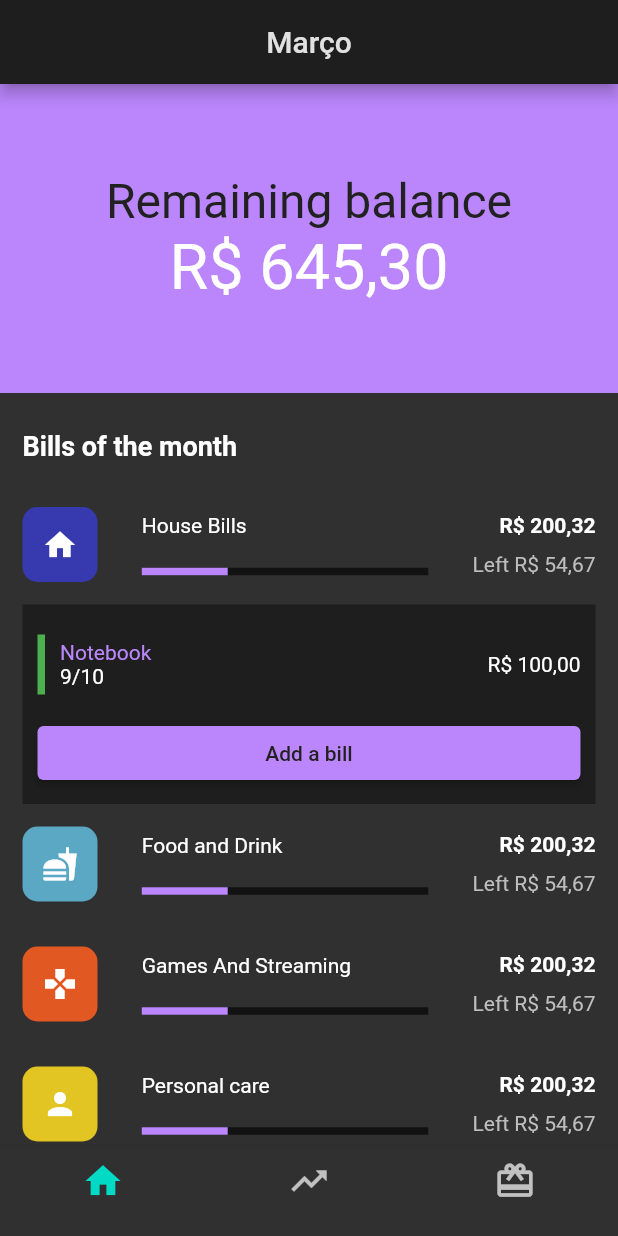
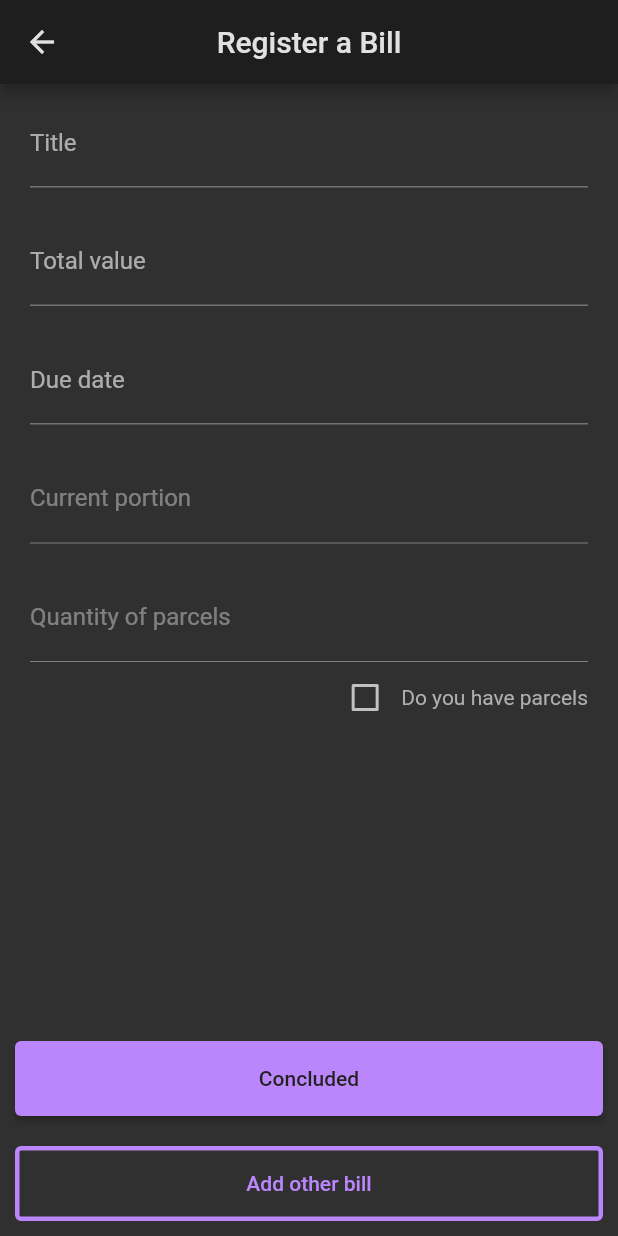
Before and after one commit to wRiqie/financial_control_app, a Flutter app: the screen it shows after launch, after a tap on "House Bills", after a tap on "Add a bill", on a phone screen of 412 x 824 dp. Run offline on Flutter 3.47's test engine with Material 2 defaults, Android fonts, the light colour scheme and no system bars; our stand-ins replace get.

Commit message:
feat: :sparkles: register bill

```diff
--- a/lib/app/core/theme/dark/dark_theme.dart
+++ b/lib/app/core/theme/dark/dark_theme.dart
@@ -3,4 +3,7 @@ import 'package:flutter/material.dart';
 
 final ThemeData darkTheme = ThemeData(
   colorScheme: darkColorScheme,
+  appBarTheme: const AppBarTheme(
+    centerTitle: true,
+  ),
 );
--- a/lib/app/core/utils/helpers.dart
+++ b/lib/app/core/utils/helpers.dart
@@ -1,4 +1,5 @@
 import 'package:flutter/material.dart';
+import 'package:flutter/services.dart';
 import 'package:intl/intl.dart';
 
 class AppHelpers {
@@ -46,4 +47,41 @@ class AppHelpers {
         return 'Others';
     }
   }
+
+  static Color billStatusResolver(int status) {
+    switch (status) {
+      case 0:
+        return Colors.red;
+      case 1:
+        return Colors.yellow;
+      case 2:
+        return Colors.green;
+      default:
+        return Colors.green;
+    }
+  }
+
+  static String formatDateBR(DateTime date) {
+    return DateFormat('dd/MM/yyyy').format(date);
+  }
 }
+
+class CurrencyInputFormatter extends TextInputFormatter {
+  @override
+  TextEditingValue formatEditUpdate(
+      TextEditingValue oldValue, TextEditingValue newValue) {
+    if (newValue.selection.baseOffset == 0) {
+      return newValue;
+    }
+
+    double value = double.parse(newValue.text);
+
+    final formatter = NumberFormat.simpleCurrency(locale: "pt_Br");
+
+    String newText = formatter.format(value / 100);
+
+    return newValue.copyWith(
+        text: newText,
+        selection: TextSelection.collapsed(offset: newText.length));
+  }
+}
--- a/lib/app/data/enums/bill_status.dart
+++ b/lib/app/data/enums/bill_status.dart
@@ -1,5 +1,5 @@
 enum BillStatus {
+  overdue,
   pendent,
   paid,
-  overdue,
 }
--- a/lib/app/data/models/bill.dart
+++ b/lib/app/data/models/bill.dart
@@ -1,14 +1,16 @@
 class Bill {
   late String id;
+  late int categoryId;
   late String title;
   late double value;
   int? portion;
   int? maxPortion;
-  late DateTime dueDate;
+  late int dueDate;
   late int status;
 
   Bill({
     required this.id,
+    required this.categoryId,
     required this.title,
     required this.value,
     this.portion,
--- a/lib/app/modules/dashboard/dashboard_controller.dart
+++ b/lib/app/modules/dashboard/dashboard_controller.dart
@@ -6,7 +6,6 @@ class DashboardController extends GetxController {
   final pages = [
     const HomePage(),
     const HomePage(),
-    const HomePage(),
   ];
 
   changePage(int i) {
--- a/lib/app/modules/dashboard/dashboard_page.dart
+++ b/lib/app/modules/dashboard/dashboard_page.dart
@@ -19,8 +19,6 @@ class DashboardPage extends GetView<DashboardController> {
                 icon: Icon(Icons.home, size: 28,), label: '', tooltip: 'Home'),
             BottomNavigationBarItem(
                 icon: Icon(Icons.trending_up, size: 28,), label: '', tooltip: 'Statistics'),
-            BottomNavigationBarItem(
-                icon: Icon(Icons.card_giftcard, size: 28,), label: '', tooltip: 'Avatars'),
           ],
         ),
       ),
--- a/lib/app/modules/home/home_controller.dart
+++ b/lib/app/modules/home/home_controller.dart
@@ -1,17 +1,56 @@
 import 'package:financial_control_app/app/core/theme/dark/dark_colors.dart';
 import 'package:financial_control_app/app/data/models/category.dart';
+import 'package:financial_control_app/app/routes/pages.dart';
 import 'package:flutter/material.dart';
 import 'package:get/get.dart';
 
 class HomeController extends GetxController {
   final remainingBalance = 645.30;
+  DateTime selectedDate = DateTime.now();
   List<Category> categories = [
-    Category(id: 1, color: DarkColors.homeColor, icon: Icons.home,),
-    Category(id: 2, color: DarkColors.foodDrinkColor, icon: Icons.fastfood,),
-    Category(id: 3, color: DarkColors.gamesColor, icon: Icons.games,),
-    Category(id: 4, color: DarkColors.personalColor, icon: Icons.person,),
-    Category(id: 5, color: DarkColors.othersColor, icon: Icons.dashboard,),
+    Category(
+      id: 1,
+      color: DarkColors.homeColor,
+      icon: Icons.home,
+    ),
+    Category(
+      id: 2,
+      color: DarkColors.foodDrinkColor,
+      icon: Icons.fastfood,
+    ),
+    Category(
+      id: 3,
+      color: DarkColors.gamesColor,
+      icon: Icons.games,
+    ),
+    Category(
+      id: 4,
+      color: DarkColors.personalColor,
+      icon: Icons.person,
+    ),
+    Category(
+      id: 5,
+      color: DarkColors.othersColor,
+      icon: Icons.dashboard,
+    ),
   ];
 
+  swapDate(BuildContext context) async {
+    var date = await showDatePicker(
+      context: context,
+      initialDate: selectedDate,
+      firstDate: DateTime.now().subtract(const Duration(days: 152)),
+      lastDate: DateTime.now(),
+      initialEntryMode: DatePickerEntryMode.calendarOnly,
+    );
 
+    if(date != null) {
+      selectedDate = date;
+      update();
+    }
+  }
+
+  addBill(int categoryId) async {
+    Get.toNamed(Routes.registerBill, arguments: {'categoryId': categoryId});
+  }
 }
--- a/lib/app/modules/home/home_page.dart
+++ b/lib/app/modules/home/home_page.dart
@@ -14,9 +14,13 @@ class HomePage extends GetView<HomeController> {
     return GetBuilder<HomeController>(
       builder: (_) => Scaffold(
         appBar: AppBar(
-          centerTitle: true,
-          title: Text(
-            AppHelpers.monthResolver(DateTime.now().month),
+          title: InkWell(
+            onTap: () {
+              controller.swapDate(context);
+            },
+            child: Text(
+                AppHelpers.monthResolver(controller.selectedDate.month) +
+                    ' - ${controller.selectedDate.year}'),
           ),
         ),
         body: SafeArea(
@@ -67,7 +71,7 @@ class HomePage extends GetView<HomeController> {
                         height: 15,
                       ),
                       ...controller.categories
-                          .map((e) => CategoryItem(category: e))
+                          .map((e) => CategoryItem(category: e, addBill: controller.addBill,))
                           .toList(),
                     ],
                   ),
--- a/lib/app/modules/home/widgets/category_item/category_item.dart
+++ b/lib/app/modules/home/widgets/category_item/category_item.dart
@@ -9,7 +9,8 @@ import 'package:get/get.dart';
 
 class CategoryItem extends StatelessWidget {
   final Category category;
-  const CategoryItem({Key? key, required this.category}) : super(key: key);
+  final Function(int categoryId) addBill;
+  const CategoryItem({Key? key, required this.category, required this.addBill}) : super(key: key);
 
   @override
   Widget build(BuildContext context) {
@@ -104,7 +105,9 @@ class CategoryItem extends StatelessWidget {
                 ),
                 ElevatedButton(
                   child: const Text('Add a bill'),
-                  onPressed: () {},
+                  onPressed: () {
+                    addBill(category.id);
+                  },
                 ),
               ],
             ),
@@ -115,7 +118,9 @@ class CategoryItem extends StatelessWidget {
   }
 
   Widget _buildBill(Bill bill) {
-    return Padding(
+    return Column(
+      children: [
+        Padding(
           padding: const EdgeInsets.symmetric(vertical: 10),
           child: Row(
             mainAxisAlignment: MainAxisAlignment.spaceBetween,
@@ -125,7 +130,7 @@ class CategoryItem extends StatelessWidget {
                   Container(
                     height: 40,
                     width: 5,
-                color: Colors.green,
+                    color: AppHelpers.billStatusResolver(bill.status),
                   ),
                   const SizedBox(
                     width: 10,
@@ -152,6 +157,9 @@ class CategoryItem extends StatelessWidget {
               ),
             ],
           ),
+        ),
+        Divider(color: Get.theme.colorScheme.onBackground,),
+      ],
     );
   }
 }
--- a/lib/app/modules/home/widgets/category_item/category_item_controller.dart
+++ b/lib/app/modules/home/widgets/category_item/category_item_controller.dart
@@ -13,8 +13,19 @@ class CategoryItemController extends GetxController {
         value: 100,
         portion: 9,
         maxPortion: 10,
-        dueDate: DateTime.now().add(const Duration(days: 20),),
+        dueDate: 19,
         status: BillStatus.pendent.index,
+        categoryId: 5
+      ),
+      Bill(
+        id: '2',
+        title: 'Carteira de motorista',
+        value: 500,
+        portion: 4,
+        maxPortion: 5,
+        dueDate: 5,
+        status: BillStatus.paid.index,
+        categoryId: 5
       ),
     ]);
   }
--- /dev/null
+++ b/lib/app/modules/register_bill/register_bill_binding.dart
@@ -0,0 +1,9 @@
+import 'package:financial_control_app/app/modules/register_bill/register_bill_controller.dart';
+import 'package:get/get.dart';
+
+class RegisterBillBinding implements Bindings {
+@override
+void dependencies() {
+  Get.lazyPut<RegisterBillController>(() => RegisterBillController());
+  }
+}
--- /dev/null
+++ b/lib/app/modules/register_bill/register_bill_controller.dart
@@ -0,0 +1,73 @@
+import 'package:financial_control_app/app/data/enums/bill_status.dart';
+import 'package:financial_control_app/app/data/models/bill.dart';
+import 'package:flutter/material.dart';
+import 'package:get/get.dart';
+import 'package:intl/intl.dart';
+import 'package:uuid/uuid.dart';
+
+class RegisterBillController extends GetxController {
+  final args = Get.arguments;
+  int categoryId = 0;
+  bool havePortions = false;
+  DateTime selectedDate = DateTime.now();
+  final uuid = const Uuid();
+
+  List<Bill> bills = [];
+
+  final formKey = GlobalKey<FormState>();
+  final titleController = TextEditingController();
+  final totalValueController = TextEditingController();
+  final dueDateController = TextEditingController();
+  final portionController = TextEditingController();
+  final maxPortionController = TextEditingController();
+
+  togglePortion(bool? value) {
+    havePortions = value ?? !havePortions;
+    update();
+  }
+
+  swapDate(BuildContext context) async {
+    var date = await showDatePicker(
+      context: context,
+      initialDate: selectedDate,
+      firstDate: DateTime.now().subtract(const Duration(days: 152)),
+      lastDate: DateTime.now(),
+      initialEntryMode: DatePickerEntryMode.calendarOnly,
+    );
+
+    if (date != null) {
+      selectedDate = date;
+      update();
+    }
+  }
+
+  addBill() {
+    if (formKey.currentState!.validate()) {
+      final doubleRegex = RegExp(r'\s+(\d+\.\d+)\s+', multiLine: true);
+      var n = doubleRegex.allMatches(totalValueController.text).map((m) => m.group(0));
+      print(n);
+      Bill bill = Bill(
+        id: uuid.v4(),
+        categoryId: categoryId,
+        title: titleController.text,
+        value: 0,
+        dueDate: int.parse(dueDateController.text),
+        status: status,
+      );
+
+      // bills.add(bill);
+    }
+  }
+
+  int get status {
+    return DateTime.now().day > int.parse(dueDateController.text)
+        ? BillStatus.overdue.index
+        : BillStatus.pendent.index;
+  }
+
+  @override
+  void onInit() {
+    super.onInit();
+    categoryId = args['categoryId'];
+  }
+}
--- /dev/null
+++ b/lib/app/modules/register_bill/register_bill_page.dart
@@ -0,0 +1,213 @@
+import 'package:financial_control_app/app/core/utils/helpers.dart';
+import 'package:financial_control_app/app/modules/register_bill/register_bill_controller.dart';
+import 'package:flutter/material.dart';
+import 'package:flutter/services.dart';
+import 'package:get/get.dart';
+
+class RegisterBillPage extends GetView<RegisterBillController> {
+  const RegisterBillPage({Key? key}) : super(key: key);
+
+  @override
+  Widget build(BuildContext context) {
+    return GetBuilder<RegisterBillController>(
+      builder: (_) => Scaffold(
+        appBar: AppBar(
+          title: const Text(
+            'Register a Bill',
+          ),
+        ),
+        bottomNavigationBar: Padding(
+          padding: const EdgeInsets.all(10),
+          child: Column(
+            mainAxisSize: MainAxisSize.min,
+            crossAxisAlignment: CrossAxisAlignment.stretch,
+            children: [
+              SizedBox(
+                height: 50,
+                child: ElevatedButton(
+                  onPressed: () {},
+                  child: const Text('Concluded'),
+                ),
+              ),
+              const SizedBox(
+                height: 20,
+              ),
+              Container(
+                color: Colors.transparent,
+                height: 50,
+                child: ElevatedButton(
+                  onPressed: controller.addBill,
+                  child: Text(
+                    'Add other bill',
+                    style: TextStyle(color: Get.theme.colorScheme.primary),
+                  ),
+                  style: ButtonStyle(
+                    side: MaterialStateProperty.all(BorderSide(
+                        width: 3, color: Get.theme.colorScheme.primary)),
+                    backgroundColor:
+                        MaterialStateProperty.all(Colors.transparent),
+                    elevation: MaterialStateProperty.all(0),
+                  ),
+                ),
+              ),
+            ],
+          ),
+        ),
+        body: SafeArea(
+          child: SingleChildScrollView(
+            child: Form(
+              key: controller.formKey,
+              child: Padding(
+                padding:
+                    const EdgeInsets.symmetric(horizontal: 20, vertical: 10),
+                child: Column(
+                  crossAxisAlignment: CrossAxisAlignment.stretch,
+                  children: [
+                    _buildTextFormField(
+                        controller: controller.titleController,
+                        keyboardType: TextInputType.name,
+                        label: 'Title',
+                        validator: (value) {
+                          if (value == null || value == '') {
+                            return 'Please enter a title';
+                          }
+                          return null;
+                        }),
+                    const SizedBox(
+                      height: 20,
+                    ),
+                    _buildTextFormField(
+                        controller: controller.totalValueController,
+                        label: 'Total value',
+                        inputFormatters: [
+                          FilteringTextInputFormatter.digitsOnly,
+                          CurrencyInputFormatter(),
+                        ],
+                        validator: (value) {
+                          if (value == null || value == '') {
+                            return 'Please enter a total value';
+                          }
+
+                          return null;
+                        }),
+                    const SizedBox(
+                      height: 20,
+                    ),
+                    _buildTextFormField(
+                        controller: controller.dueDateController,
+                        label: 'Due date',
+                        validator: (value) {
+                          if (value != null) {
+                            var toInt = int.tryParse(value);
+                            if (toInt == null) {
+                              return 'Please enter a valid due date';
+                            } else if (toInt > 31 || toInt < 1) {
+                              return 'Please enter a valid due date';
+                            }
+                          }
+                          return null;
+                        }),
+                    const SizedBox(
+                      height: 20,
+                    ),
+                    _buildTextFormField(
+                        controller: controller.portionController,
+                        label: 'Current portion',
+                        enabled: controller.havePortions,
+                        validator: (value) {
+                          if (!controller.havePortions) {
+                            return null;
+                          }
+                          if (value != null) {
+                            var toInt = int.tryParse(value);
+                            if (toInt == null) {
+                              return 'Please enter a valid portion';
+                            } else {
+                              var toIntMaxPortion = int.tryParse(
+                                  controller.maxPortionController.text);
+                              if (toIntMaxPortion != null &&
+                                  toIntMaxPortion < toInt) {
+                                return 'Current portion cannot be greater than total';
+                              } else if (toInt < 1) {
+                                return 'Please enter a valid portion';
+                              }
+                            }
+                          }
+                          return null;
+                        }),
+                    const SizedBox(
+                      height: 20,
+                    ),
+                    _buildTextFormField(
+                        controller: controller.maxPortionController,
+                        label: 'Quantity of parcels',
+                        enabled: controller.havePortions,
+                        validator: (value) {
+                          if (!controller.havePortions) {
+                            return null;
+                          }
+                          if (value != null) {
+                            var toInt = int.tryParse(value);
+                            if (toInt == null) {
+                              return 'Please enter a valid total portion';
+                            } else {
+                              var toIntPortion = int.tryParse(
+                                  controller.portionController.text);
+                              if (toIntPortion != null &&
+                                  toIntPortion > toInt) {
+                                return 'Current portion cannot be greater than total';
+                              } else if (toInt < 1) {
+                                return 'Please enter a valid total portion';
+                              }
+                            }
+                          }
+                          return null;
+                        }),
+                    Row(
+                      mainAxisAlignment: MainAxisAlignment.end,
+                      children: [
+                        Checkbox(
+                          value: controller.havePortions,
+                          onChanged: (value) {
+                            controller.togglePortion(value);
+                          },
+                        ),
+                        Text(
+                          'Do you have parcels',
+                          style: TextStyle(
+                            color: Get.theme.colorScheme.onBackground,
+                          ),
+                        )
+                      ],
+                    ),
+                  ],
+                ),
+              ),
+            ),
+          ),
+        ),
+      ),
+    );
+  }
+
+  Widget _buildTextFormField({
+    required TextEditingController controller,
+    required String label,
+    List<TextInputFormatter>? inputFormatters,
+    TextInputType keyboardType = TextInputType.number,
+    bool enabled = true,
+    String? Function(String? value)? validator,
+  }) {
+    return TextFormField(
+      controller: controller,
+      enabled: enabled,
+      textInputAction: TextInputAction.next,
+      keyboardType: keyboardType,
+      decoration: InputDecoration(
+        label: Text(label),
+      ),
+      validator: validator,
+      inputFormatters: inputFormatters,
+    );
+  }
+}
--- a/lib/app/routes/pages.dart
+++ b/lib/app/routes/pages.dart
@@ -2,6 +2,8 @@ import 'package:financial_control_app/app/modules/dashboard/dashboard_binding.da
 import 'package:financial_control_app/app/modules/dashboard/dashboard_page.dart';
 import 'package:financial_control_app/app/modules/home/home_binding.dart';
 import 'package:financial_control_app/app/modules/home/home_page.dart';
+import 'package:financial_control_app/app/modules/register_bill/register_bill_binding.dart';
+import 'package:financial_control_app/app/modules/register_bill/register_bill_page.dart';
 import 'package:get/get.dart';
 part './routes.dart';
 
@@ -17,5 +19,10 @@ abstract class AppPages {
       page: () => const HomePage(),
       binding: HomeBinding()
     ),
+    GetPage(
+      name: Routes.registerBill,
+      page: () => const RegisterBillPage(),
+      binding: RegisterBillBinding()
+    ),
   ];
 }
--- a/lib/app/routes/routes.dart
+++ b/lib/app/routes/routes.dart
@@ -3,4 +3,5 @@ part of './pages.dart';
 abstract class Routes{
   static const dashboard = '/dashboard';
   static const home = '/home';
+  static const registerBill = '/register-bill';
 }
--- a/pubspec.yaml
+++ b/pubspec.yaml
@@ -37,6 +37,7 @@ dependencies:
   get: ^4.6.1
   intl: ^0.17.0
   expandable: ^5.0.1
+  uuid: ^3.0.6
 
 dev_dependencies:
   flutter_test:
```
Lines whose indentation alone changed are shown as unchanged.
